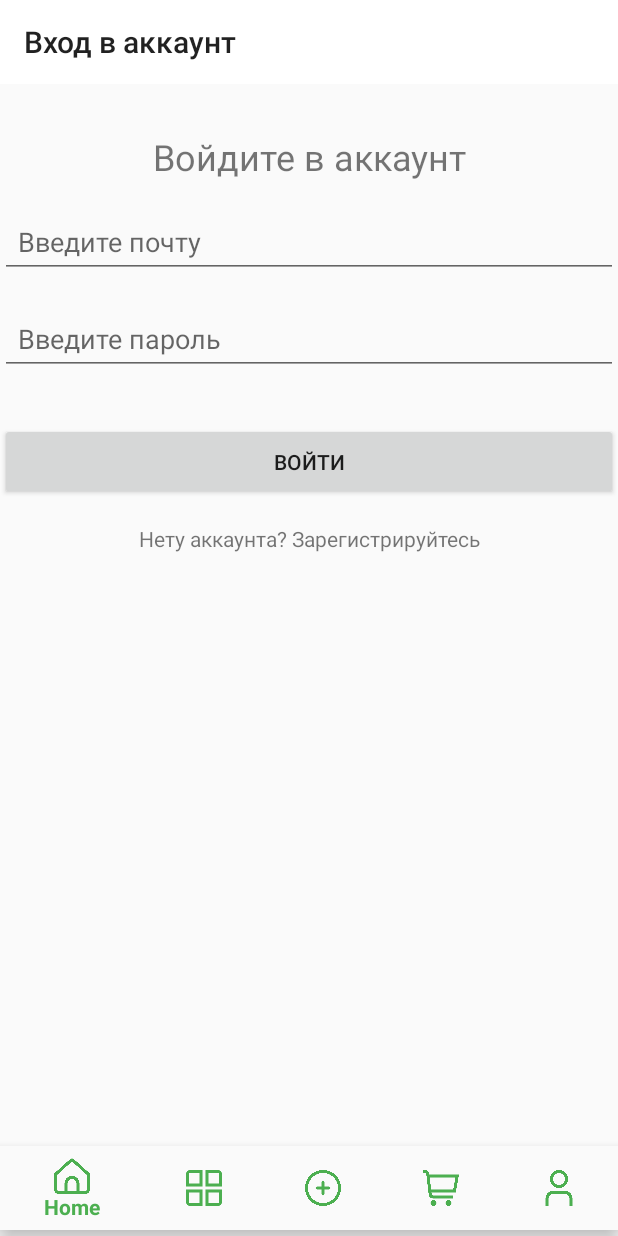
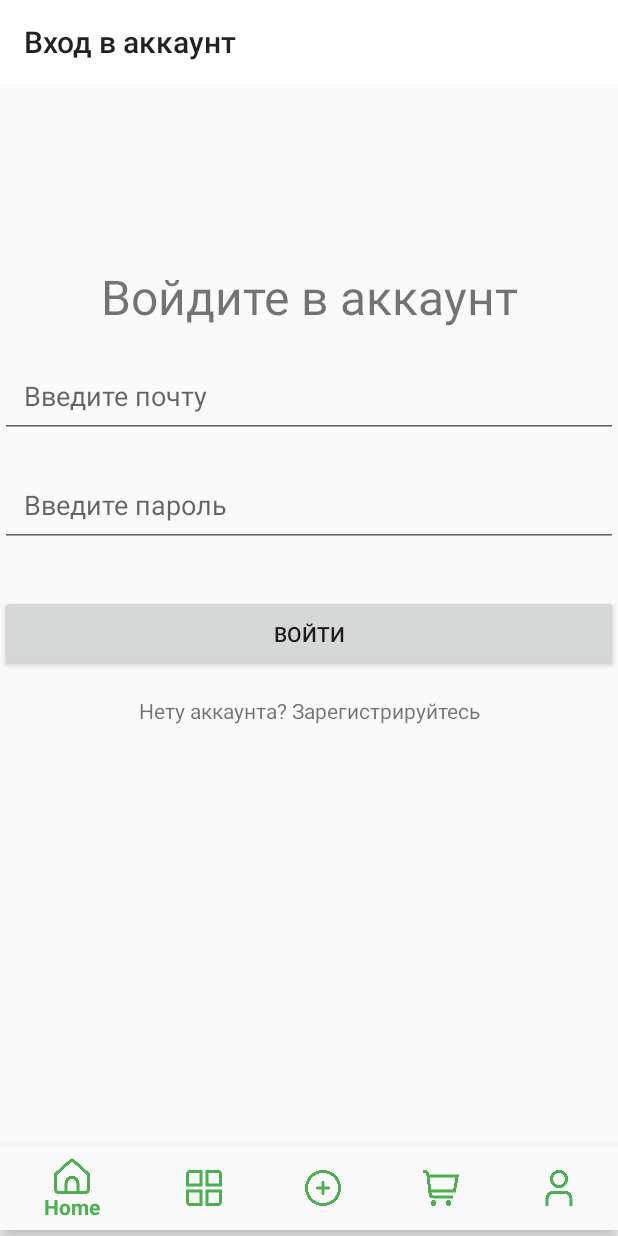
Before and after one commit to alwayswnnasleep/ZedkaShop, an Android app: the AuthFragment screen opened through its navigation route, on a phone screen of 412 x 824 dp. Run offline under Robolectric (Android 15) with nearby library versions, the phone set to English and light mode, and no system bars; our stand-ins replace Firebase (no records; nobody signed in at launch, a user with empty details on screens opened directly), navigation-ui.

Commit message:
Адаптирован reg/auth

```diff
--- a/code/app/src/main/res/layout/fragment_auth.xml
+++ b/code/app/src/main/res/layout/fragment_auth.xml
@@ -10,9 +10,9 @@
         android:id="@+id/authText"
         android:layout_width="0dp"
         android:layout_height="wrap_content"
-        android:layout_marginTop="32dp"
+        android:layout_marginTop="@dimen/margin120dp"
         android:text="Войдите в аккаунт"
-        android:textSize="24sp"
+        android:textSize="@dimen/text_size_ultra_large"
         android:gravity="center"
         app:layout_constraintStart_toStartOf="parent"
         app:layout_constraintEnd_toEndOf="parent"
@@ -22,10 +22,10 @@
         android:id="@+id/enterEmailAuth"
         android:layout_width="0dp"
         android:layout_height="wrap_content"
-        android:layout_marginTop="16dp"
+        android:layout_marginTop="@dimen/activity_vertical_margin"
         android:hint="Введите почту"
         android:inputType="textEmailAddress"
-        android:padding="12dp"
+        android:padding="@dimen/card_padding"
         app:layout_constraintStart_toStartOf="parent"
         app:layout_constraintEnd_toEndOf="parent"
         app:layout_constraintTop_toBottomOf="@id/authText" />
@@ -34,10 +34,10 @@
         android:id="@+id/enterPasswordAuth"
         android:layout_width="0dp"
         android:layout_height="wrap_content"
-        android:layout_marginTop="16dp"
+        android:layout_marginTop="@dimen/activity_vertical_margin"
         android:hint="Введите пароль"
         android:inputType="textPassword"
-        android:padding="12dp"
+        android:padding="@dimen/card_padding"
         app:layout_constraintStart_toStartOf="parent"
         app:layout_constraintEnd_toEndOf="parent"
         app:layout_constraintTop_toBottomOf="@id/enterEmailAuth" />
@@ -46,8 +46,8 @@
         android:id="@+id/authButton"
         android:layout_width="0dp"
         android:layout_height="wrap_content"
-        android:layout_marginTop="32dp"
-        android:padding="16dp"
+        android:layout_marginTop="@dimen/margin32dp"
+        android:padding="@dimen/activity_vertical_margin"
         android:text="Войти"
         app:layout_constraintStart_toStartOf="parent"
         app:layout_constraintEnd_toEndOf="parent"
@@ -57,7 +57,7 @@
         android:id="@+id/haveAccount"
         android:layout_width="wrap_content"
         android:layout_height="wrap_content"
-        android:layout_marginTop="16dp"
+        android:layout_marginTop="@dimen/activity_vertical_margin"
         android:text="Нету аккаунта? Зарегистрируйтесь"
         app:layout_constraintStart_toStartOf="parent"
         app:layout_constraintEnd_toEndOf="parent"
```
Also changed, not shown: code/app/src/main/res/layout/fragment_reg.xml (+11 -11 lines).
